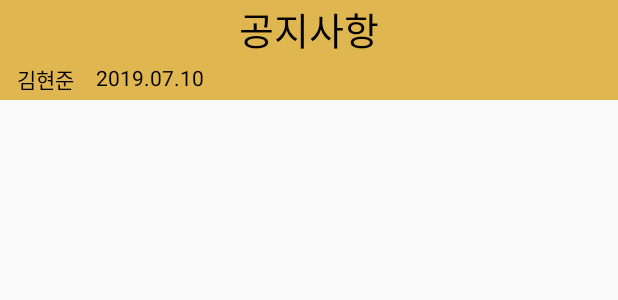
After one commit to hyunajin/JustTrustMe, an Android app: the layout notice.xml on its own in the app's theme, with its tools: preview values and no code run, on a phone screen of 412 x 824 dp. The commit adds this screen. Shown: the top 300 px of the screen. Run offline under Robolectric (Android 15) with nearby library versions, the phone set to English and light mode, and no system bars.

Commit message:
초기화 후 공지사항 추가

```diff
--- a/JustTrustMe/app/src/main/AndroidManifest.xml
+++ b/JustTrustMe/app/src/main/AndroidManifest.xml
@@ -16,7 +16,7 @@
 
         <meta-data
             android:name="com.kakao.sdk.Appkey"
-            android:value="@string/api_key"/>
+            android:value="7b16bf536b619a3a2bcee88f81106c7d"/>
 
         <activity android:name=".KakaoLogin">
 
--- a/JustTrustMe/app/src/main/java/com/example/asus/justtrustme/FindingWay.java
+++ b/JustTrustMe/app/src/main/java/com/example/asus/justtrustme/FindingWay.java
@@ -81,7 +81,7 @@ public class FindingWay extends AppCompatActivity implements NavigationView.OnNa
         convert_btn = findViewById(R.id.convert_btn);
         MapLayout mapLayout = new MapLayout(this);
         mMapView = mapLayout.getMapView();
-        mMapView.setDaumMapApiKey(this.getResources().getString(R.string.api_key));
+        mMapView.setDaumMapApiKey("7b16bf536b619a3a2bcee88f81106c7d");
         mMapView.setOpenAPIKeyAuthenticationResultListener(this);
         mMapView.setMapViewEventListener(this);
         mMapView.setMapType(MapView.MapType.Standard);
@@ -202,7 +202,7 @@ public class FindingWay extends AppCompatActivity implements NavigationView.OnNa
         mapView.addPOIItem(mCustomMarker);
         mapView.setMapCenterPoint(mapPoint, false);
 
-        mReverseGeoCoder = new MapReverseGeoCoder(getString(R.string.api_key), mMapView.getMapCenterPoint(), FindingWay.this, FindingWay.this);
+        mReverseGeoCoder = new MapReverseGeoCoder("7b16bf536b619a3a2bcee88f81106c7d", mMapView.getMapCenterPoint(), FindingWay.this, FindingWay.this);
         mReverseGeoCoder.startFindingAddress();
     }
 
@@ -334,7 +334,7 @@ public class FindingWay extends AppCompatActivity implements NavigationView.OnNa
     @Override
     public void onMapViewMoveFinished(MapView mapView, MapPoint mapPoint) {
         MapPoint.GeoCoordinate mapPointGeo = mapPoint.getMapPointGeoCoord();
-        mReverseGeoCoder = new MapReverseGeoCoder(getString(R.string.api_key), mMapView.getMapCenterPoint(), FindingWay.this, FindingWay.this);
+        mReverseGeoCoder = new MapReverseGeoCoder("7b16bf536b619a3a2bcee88f81106c7d", mMapView.getMapCenterPoint(), FindingWay.this, FindingWay.this);
         mReverseGeoCoder.startFindingAddress();
         Log.i("MapViewMoveFinished", String.format("MapView onMapViewCenterPointMoved (%f,%f)", mapPointGeo.latitude, mapPointGeo.longitude));
         latitude = mapPointGeo.latitude;
--- /dev/null
+++ b/JustTrustMe/app/src/main/res/layout/notice.xml
@@ -0,0 +1,51 @@
+<?xml version="1.0" encoding="utf-8"?>
+<LinearLayout xmlns:android="http://schemas.android.com/apk/res/android"
+    android:orientation="vertical" android:layout_width="match_parent"
+    android:layout_height="match_parent">
+
+    <LinearLayout
+        android:layout_width="match_parent"
+        android:layout_height="wrap_content"
+        android:orientation="horizontal">
+
+        <TextView
+            android:id="@+id/noticeText"
+            android:layout_width="wrap_content"
+            android:layout_height="wrap_content"
+            android:layout_weight="1"
+            android:background="#E0B650"
+            android:gravity="center_horizontal"
+            android:lineSpacingExtra="4sp"
+            android:text="공지사항"
+            android:textColor="#000000"
+            android:textSize="25sp" />
+    </LinearLayout>
+
+    <LinearLayout
+        android:layout_width="match_parent"
+        android:layout_height="wrap_content"
+        android:background="#E0B650">
+
+        <TextView
+            android:layout_width="wrap_content"
+            android:layout_height="match_parent"
+            android:text="김현준"
+            android:layout_gravity="center"
+            android:padding="3dp"
+            android:layout_marginLeft="8dp"
+            android:textColor="#000000"
+            android:textColorHint="#000000"
+            android:id="@+id/nameText"/>
+        <TextView
+            android:layout_width="wrap_content"
+            android:layout_height="match_parent"
+            android:text="2019.07.10"
+            android:layout_gravity="center"
+            android:padding="3dp"
+            android:layout_marginLeft="8dp"
+            android:textColor="#000000"
+            android:textColorHint="#000000"
+            android:id="@+id/dateText"/>
+    </LinearLayout>
+
+</LinearLayout>
```
Also changed, not shown: JustTrustMe/app/src/main/java/com/example/asus/justtrustme/GlobalApplication.java (added, +32 -0 lines), JustTrustMe/app/src/main/java/com/example/asus/justtrustme/Home.java (+188 -1 lines), JustTrustMe/app/src/main/java/com/example/asus/justtrustme/KakaoSDKAdapter.java (added, +51 -0 lines), JustTrustMe/app/src/main/java/com/example/asus/justtrustme/Notice.java (+26 -69 lines), JustTrustMe/app/src/main/java/com/example/asus/justtrustme/NoticeActivity.java (added, +103 -0 lines), JustTrustMe/app/src/main/java/com/example/asus/justtrustme/NoticeListAdapter.java (added, +50 -0 lines), JustTrustMe/app/src/main/res/layout/activity_home.xml (+41 -30 lines), JustTrustMe/app/src/main/res/layout/activity_notice.xml (+15 -6 lines).
